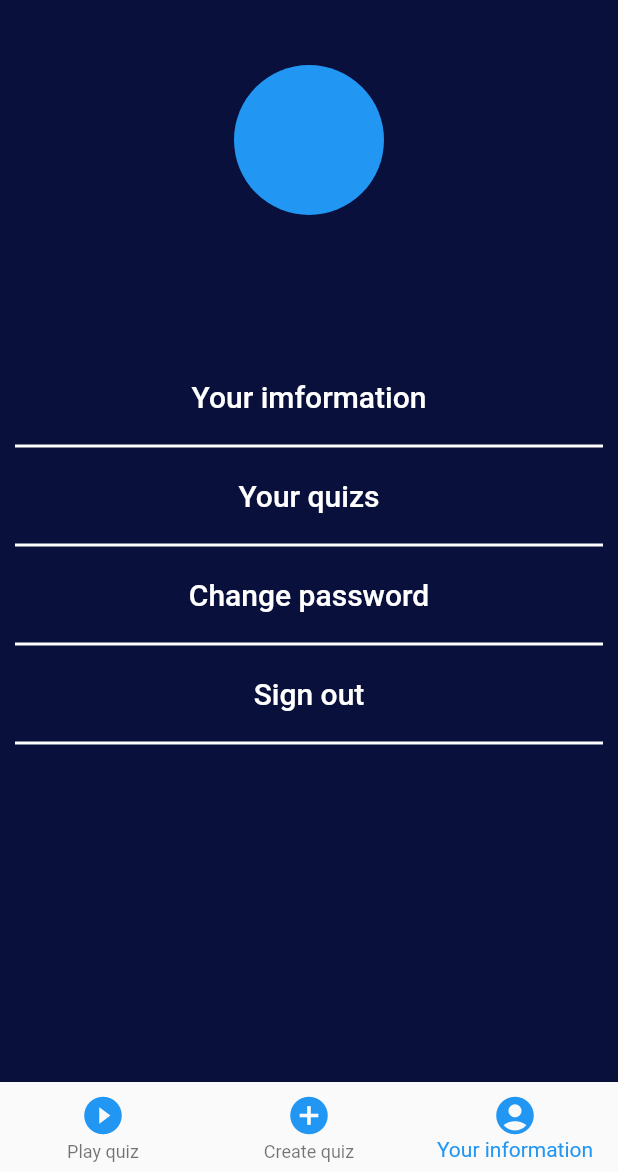
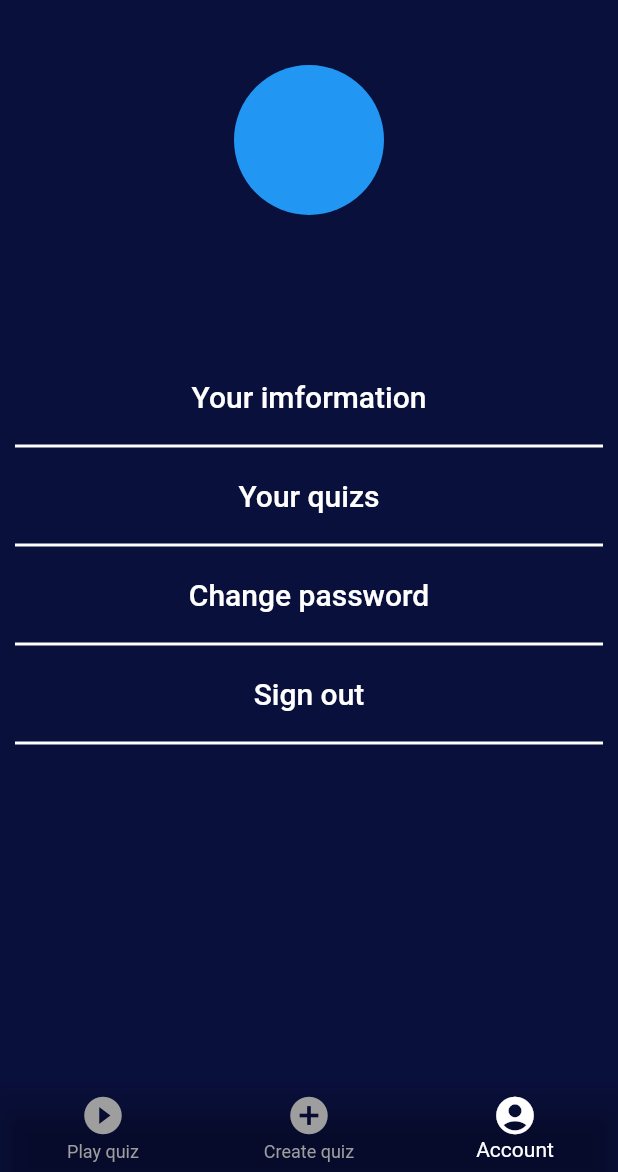
Before and after one commit to Phuc-HuynhTrong/quiz_maker, a Flutter app: the Home screen opened directly, item 3 of the bottom bar chosen, on a phone screen of 412 x 824 dp, the part 64-1236 px from its top. Run offline on Flutter 3.47's test engine with Material 2 defaults, Android fonts, the phone set to English and light mode, and no system bars; our stand-ins replace cloud_firestore, firebase_auth, firebase_core, firebase_storage, get, image_picker; accounts and stored records are empty.

Commit message:
fix ui in playquiztap

```diff
--- a/lib/controllers/questionController.dart
+++ b/lib/controllers/questionController.dart
@@ -52,7 +52,7 @@ class QuestionController extends GetxController
   }
 
   Quiz get quiz => this._quiz;
-  void CheckAns(Question question, int selectedIndex) {
+  void checkAns(Question question, int selectedIndex) {
     selectedOption = selectedIndex;
     if (question.rightAnswer == selectedIndex) {
       isAnswer = true;
--- a/lib/screens/PLayQuiz/questioncard.dart
+++ b/lib/screens/PLayQuiz/questioncard.dart
@@ -50,10 +50,10 @@ class _QuestionCardState extends State<QuestionCard> {
             ),
             ...List.generate(
                 4,
-                (index) => Option(
+                (index) => OptionView(
                     index: index + 1,
                     ques: ques,
-                    press: () => controller.CheckAns(ques, index+1))),
+                    press: () => controller.checkAns(ques, index+1))),
           ],
         ),
       ),
--- a/lib/screens/account/accountscreen.dart
+++ b/lib/screens/account/accountscreen.dart
@@ -20,7 +20,11 @@ class _AccountScreenState extends State<AccountScreen> {
       stream: _authService.streamUser(),
       builder: (context, snapshot) {
         User? user = snapshot.data as User;
-        return Container(
+        return user == null
+            ? Container(
+                child: Center(child: CircularProgressIndicator()),
+              )
+            : Container(
                 color: Color(0xff09103b),
                 child: ListView(
                   padding: EdgeInsets.fromLTRB(10, 0, 10, 0),
@@ -46,7 +50,7 @@ class _AccountScreenState extends State<AccountScreen> {
                         mainAxisAlignment: MainAxisAlignment.center,
                         children: [
                           Text(
-                      user != null ? user.displayName.toString() : "",
+                            user.displayName.toString(),
                             style: TextStyle(color: Colors.white, fontSize: 20),
                           )
                         ],
@@ -60,7 +64,7 @@ class _AccountScreenState extends State<AccountScreen> {
                         mainAxisAlignment: MainAxisAlignment.center,
                         children: [
                           Text(
-                      user != null ? user.email.toString() : 'your email',
+                            user.email.toString() ,
                             style: TextStyle(color: Colors.white, fontSize: 20),
                           )
                         ],
@@ -79,12 +83,13 @@ class _AccountScreenState extends State<AccountScreen> {
                               Navigator.push(
                                   context,
                                   MaterialPageRoute(
-                                builder: (context) => InformationScreen(
-                                )));
+                                      builder: (context) =>
+                                          InformationScreen()));
                             },
                             child: Text(
                               'Your imformation',
-                        style: TextStyle(color: Colors.white, fontSize: 20),
+                              style:
+                                  TextStyle(color: Colors.white, fontSize: 20),
                             ))),
                     Divider(
                       color: Colors.white,
@@ -104,7 +109,8 @@ class _AccountScreenState extends State<AccountScreen> {
                             },
                             child: Text(
                               'Your quizs',
-                        style: TextStyle(color: Colors.white, fontSize: 20),
+                              style:
+                                  TextStyle(color: Colors.white, fontSize: 20),
                             ))),
                     Divider(
                       color: Colors.white,
@@ -119,7 +125,8 @@ class _AccountScreenState extends State<AccountScreen> {
                             onPressed: () {},
                             child: Text(
                               'Change password',
-                        style: TextStyle(color: Colors.white, fontSize: 20),
+                              style:
+                                  TextStyle(color: Colors.white, fontSize: 20),
                             ))),
                     Divider(
                       color: Colors.white,
@@ -142,7 +149,8 @@ class _AccountScreenState extends State<AccountScreen> {
                             },
                             child: Text(
                               'Sign out',
-                        style: TextStyle(color: Colors.white, fontSize: 20),
+                              style:
+                                  TextStyle(color: Colors.white, fontSize: 20),
                             ))),
                     Divider(
                       color: Colors.white,
--- a/lib/screens/home/home.dart
+++ b/lib/screens/home/home.dart
@@ -49,6 +49,7 @@ class _HomeState extends State<Home> {
                   : AccountScreen(),
         ),
         bottomNavigationBar: BottomNavigationBar(
+          backgroundColor: Colors.transparent,
           type: BottomNavigationBarType.fixed,
           items: [
             BottomNavigationBarItem(
@@ -56,25 +57,26 @@ class _HomeState extends State<Home> {
                 icon: Icon(
               Icons.play_circle_fill,
               size: 30,
-              color: Colors.blue,
+              //color: Colors.white,
             )),
             BottomNavigationBarItem(
                 label: 'Create quiz',
                 icon: Icon(
                   Icons.add_circle_outlined,
                   size: 30,
-                  color: Colors.blue,
+                 // color: Colors.white,
                 )),
             BottomNavigationBarItem(
-                label: 'Your information',
+                label: 'Account',
                 icon: Icon(
                   Icons.account_circle,
                   size: 30,
-                  color: Colors.blue,
+                  //color: Colors.white,
                 )),
           ],
           currentIndex: index,
-          selectedItemColor: Colors.blue,
+          selectedItemColor: Colors.white,
+          unselectedItemColor: Colors.grey[500],
           onTap: onTapedTap,
         ));
   }
```
Also changed, not shown: lib/screens/PLayQuiz/entercodeandplay.dart (+51 -37 lines), lib/screens/PLayQuiz/optionview.dart (+4 -6 lines). Lines whose indentation alone changed are shown as unchanged.
